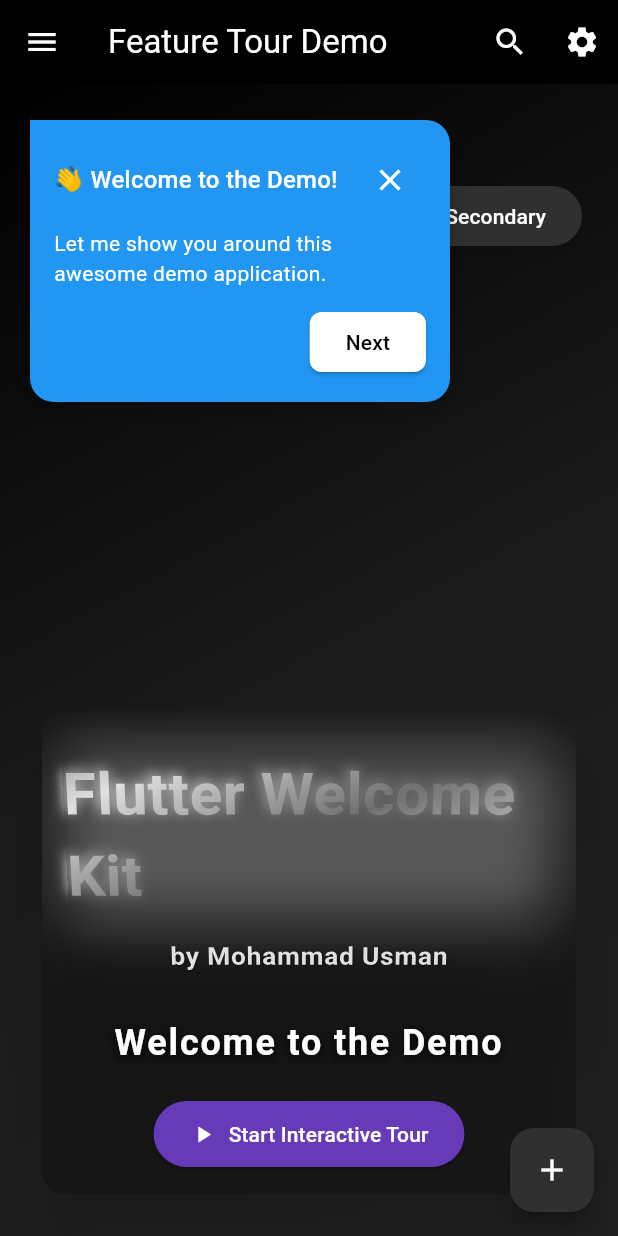
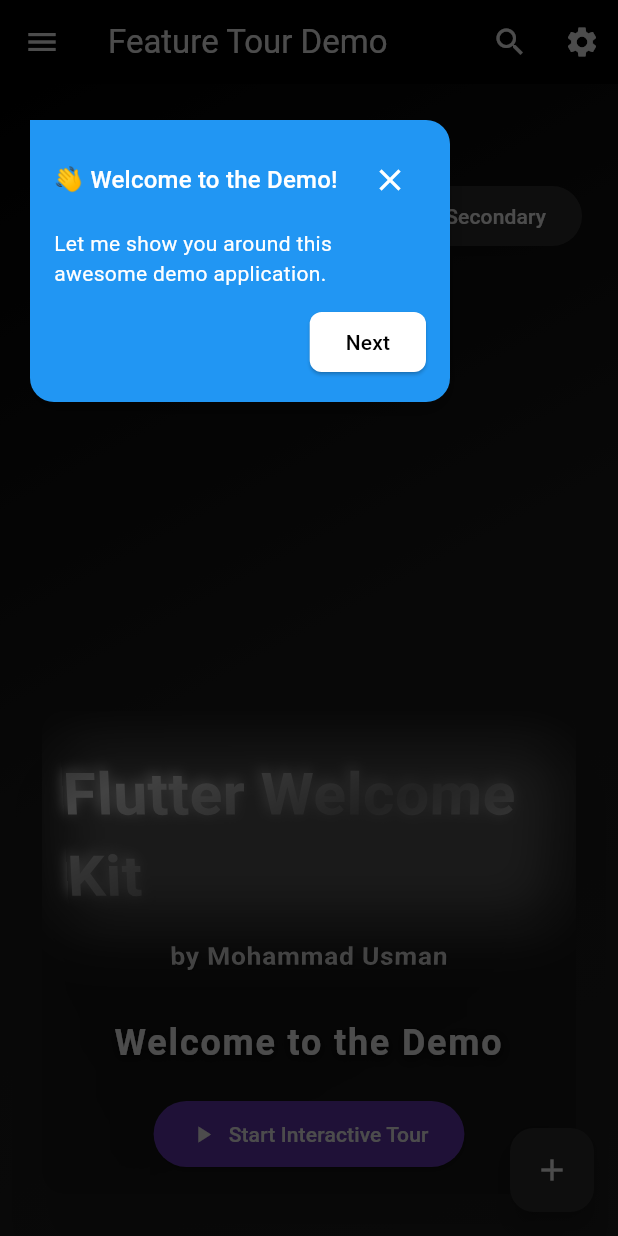
Before and after one commit to karim-mvp/flutter_welcome_kit, a Flutter app: the screen it shows after launch, after a tap on "Start Interactive Tour", on a phone screen of 412 x 824 dp. Run offline on Flutter 3.47's test engine with Material 3 defaults, Android fonts, the phone set to English and light mode, and no system bars.

Commit message:
Remove Spotlight widget import and add a full-screen overlay in TourController

```diff
--- a/lib/core/tour_controller.dart
+++ b/lib/core/tour_controller.dart
@@ -1,6 +1,5 @@
 import 'package:flutter/material.dart';
 import 'package:flutter_welcome_kit/core/tour_step.dart';
-import 'package:flutter_welcome_kit/widgets/spotlight.dart';
 import 'package:flutter_welcome_kit/widgets/tooltip_card.dart';
 
 class TourController {
@@ -56,6 +55,13 @@ class TourController {
       builder: (context) => Stack(
         children: [
           // Spotlight(targetRect: target),
+          Positioned.fill(
+            child: Container(
+              height: MediaQuery.of(context).size.height,
+              width: MediaQuery.of(context).size.width,
+              color: Color.fromRGBO(0, 0, 0, 0.7),
+            ),
+          ),
           TooltipCard(
             step: step,
             targetRect: target,
--- a/lib/widgets/spotlight.dart
+++ b/lib/widgets/spotlight.dart
@@ -16,7 +16,7 @@ class Spotlight extends StatelessWidget {
   Widget build(BuildContext context) {
     return GestureDetector(
       behavior: HitTestBehavior.opaque,
-      onTap: () {}, // absorb taps
+      onTap: () {},
       child: CustomPaint(
         size: MediaQuery.of(context).size,
         painter: _SpotlightPainter(
```
